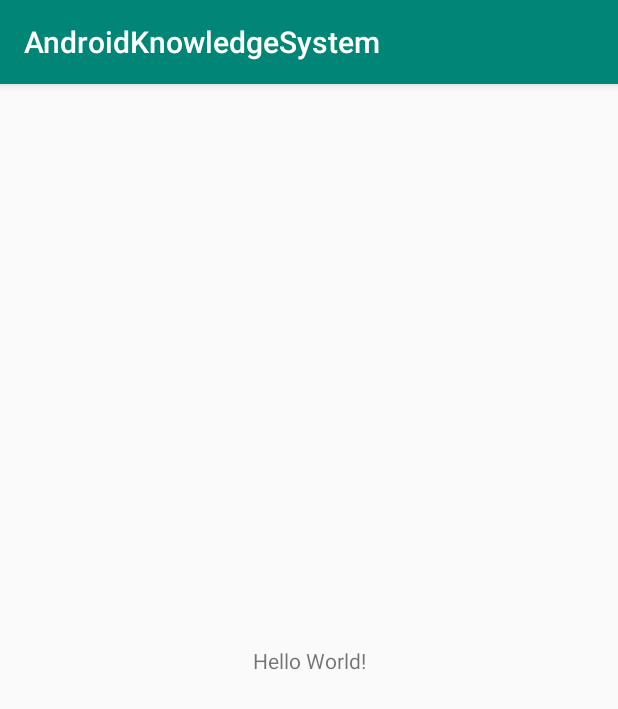
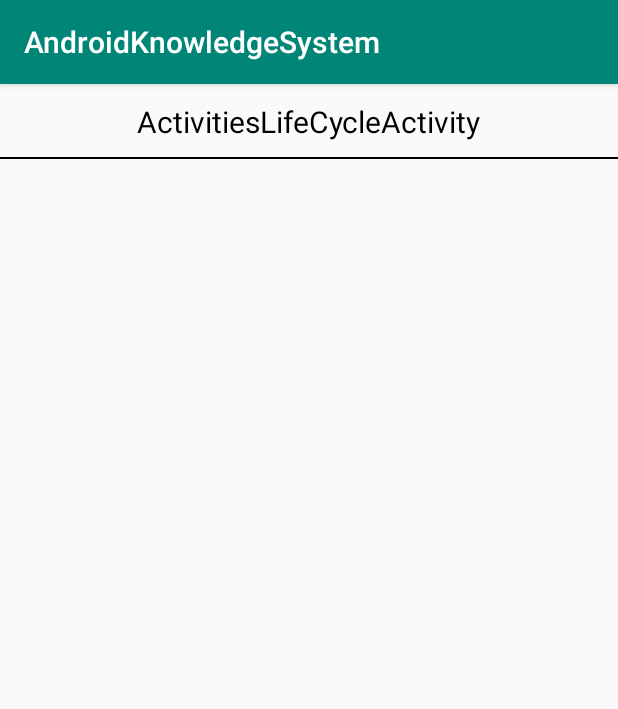
Before and after one commit to daishengda2018/AndroidKnowledgeSystem, an Android app: the screen it shows after launch (MainActivity), on a phone screen of 412 x 824 dp. Shown: the top 709 px of the screen. Run offline under Robolectric (Android 15) with nearby library versions, the light colour scheme and no system bars.

Commit message:
添加跳转列表

```diff
--- a/app/src/main/java/com/darius/android/MainActivity.java
+++ b/app/src/main/java/com/darius/android/MainActivity.java
@@ -1,13 +1,22 @@
 package com.darius.android;
 
+import android.os.Bundle;
 import android.support.v7.app.AppCompatActivity;
-import android.os.Bundle;
+import android.support.v7.widget.LinearLayoutManager;
+import android.support.v7.widget.RecyclerView;
 
 public class MainActivity extends AppCompatActivity {
+
+    private RecyclerView mRecyclerViewContent;
 
     @Override
     protected void onCreate(Bundle savedInstanceState) {
         super.onCreate(savedInstanceState);
         setContentView(R.layout.activity_main);
+
+        mRecyclerViewContent = findViewById(R.id.recycler_view_content);
+        mRecyclerViewContent.setLayoutManager(new LinearLayoutManager(this));
+        mRecyclerViewContent.setAdapter(new MainRecyclerAdapter(this));
     }
+
 }
--- /dev/null
+++ b/app/src/main/java/com/darius/android/MainRecyclerAdapter.java
@@ -0,0 +1,76 @@
+package com.darius.android;
+
+import android.content.Context;
+import android.content.Intent;
+import android.support.annotation.NonNull;
+import android.support.v7.widget.RecyclerView;
+import android.view.LayoutInflater;
+import android.view.View;
+import android.view.ViewGroup;
+import android.widget.TextView;
+
+/**
+ * @author DSD on 12/11/2018
+ * @see
+ * @since
+ */
+public class MainRecyclerAdapter extends RecyclerView.Adapter<MainRecyclerAdapter.CategoryVH> {
+
+    private final Context mContext;
+    private final String[] mTitleArray;
+
+    public MainRecyclerAdapter(Context context) {
+        mContext = context;
+        mTitleArray = mContext.getResources().getStringArray(R.array.category_titles);
+    }
+
+    @NonNull
+    @Override
+    public CategoryVH onCreateViewHolder(@NonNull ViewGroup viewGroup, int i) {
+        LayoutInflater layoutInflater = LayoutInflater.from(viewGroup.getContext());
+        View inflate = layoutInflater.inflate(R.layout.category_item_layout, viewGroup, false);
+        return new CategoryVH(inflate);
+    }
+
+    @Override
+    public void onBindViewHolder(@NonNull CategoryVH categoryVH, int i) {
+        categoryVH.attach(mTitleArray[i]);
+    }
+
+    @Override
+    public int getItemCount() {
+        return mTitleArray.length;
+    }
+
+
+    /**
+     * Categor yVH
+     */
+    public static class CategoryVH extends RecyclerView.ViewHolder {
+
+        private final TextView mTitleTv;
+
+        public CategoryVH(@NonNull View itemView) {
+            super(itemView);
+            mTitleTv = itemView.findViewById(R.id.category_title_tv);
+        }
+
+        public void attach(final String str) {
+            String[] split = str.split("\\.");
+            mTitleTv.setText(split[split.length - 1]);
+            itemView.setOnClickListener(new View.OnClickListener() {
+                @Override
+                public void onClick(View view) {
+                    Class<?> aClass = null;
+                    try {
+                        aClass = Class.forName(str);
+                        Intent intent = new Intent(itemView.getContext(), aClass);
+                        itemView.getContext().startActivity(intent);
+                    } catch (ClassNotFoundException e) {
+                        e.printStackTrace();
+                    }
+                }
+            });
+        }
+    }
+}
--- a/app/src/main/res/layout/activity_main.xml
+++ b/app/src/main/res/layout/activity_main.xml
@@ -1,18 +1,11 @@
 <?xml version="1.0" encoding="utf-8"?>
-<android.support.constraint.ConstraintLayout xmlns:android="http://schemas.android.com/apk/res/android"
-    xmlns:app="http://schemas.android.com/apk/res-auto"
+<android.support.v7.widget.RecyclerView
+    android:id="@+id/recycler_view_content"
+    xmlns:android="http://schemas.android.com/apk/res/android"
     xmlns:tools="http://schemas.android.com/tools"
     android:layout_width="match_parent"
     android:layout_height="match_parent"
     tools:context=".MainActivity">
 
-    <TextView
-        android:layout_width="wrap_content"
-        android:layout_height="wrap_content"
-        android:text="Hello World!"
-        app:layout_constraintBottom_toBottomOf="parent"
-        app:layout_constraintLeft_toLeftOf="parent"
-        app:layout_constraintRight_toRightOf="parent"
-        app:layout_constraintTop_toTopOf="parent" />
 
-</android.support.constraint.ConstraintLayout>
+</android.support.v7.widget.RecyclerView>
--- /dev/null
+++ b/app/src/main/res/layout/category_item_layout.xml
@@ -0,0 +1,22 @@
+<?xml version="1.0" encoding="utf-8"?>
+<FrameLayout
+    xmlns:android="http://schemas.android.com/apk/res/android"
+    android:layout_width="match_parent"
+    android:layout_height="50dp">
+
+    <TextView
+        android:ellipsize="start"
+        android:id="@+id/category_title_tv"
+        android:layout_gravity="center"
+        android:text="@string/app_name"
+        android:textColor="@android:color/black"
+        android:textSize="20sp"
+        android:layout_width="wrap_content"
+        android:layout_height="wrap_content"/>
+
+    <View
+        android:layout_width="match_parent"
+        android:layout_height="1dp"
+        android:background="@android:color/black"
+        android:layout_gravity="bottom"/>
+</FrameLayout>
--- a/app/src/main/res/values/strings.xml
+++ b/app/src/main/res/values/strings.xml
@@ -1,4 +1,8 @@
 <resources>
     <string name="app_name">AndroidKnowledgeSystem</string>
     <string name="title_activity_activities_life_cycle">ActivitiesLifeCycleActivity</string>
+
+    <string-array name="category_titles">
+        <item>com.darius.android.activities.lifecycle.ActivitiesLifeCycleActivity</item>
+    </string-array>
 </resources>
```
